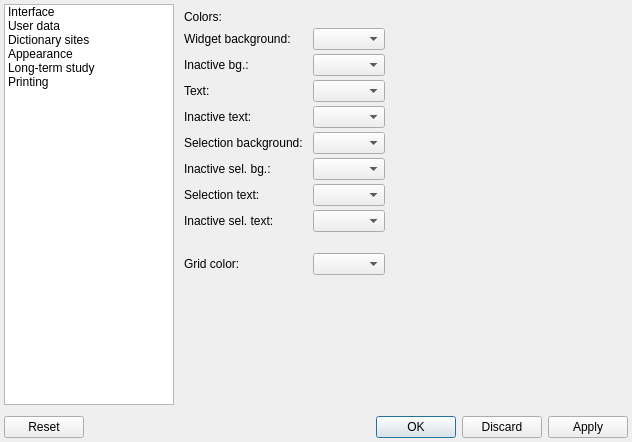
z1dev/zkanji, file settingsform.ui: the form before one commit.
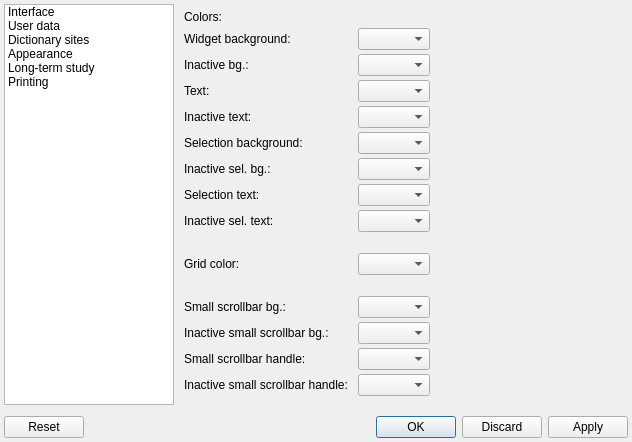
The form after the commit. The open tabs and pages were chosen to show the change. Icons and pictures are not drawn. Custom widgets are drawn as their Qt base class.

Commit message: * Applying colors to more elements of the user interface. * Added mini scrollbar colors in the settings. For now the defaults are the window and text colors, but this can be changed later for the system specific colors.

```diff
--- a/settingsform.ui
+++ b/settingsform.ui
@@ -228,7 +228,7 @@
              </sizepolicy>
             </property>
             <property name="currentIndex">
-             <number>10</number>
+             <number>9</number>
             </property>
             <widget class="QWidget" name="interfacePage">
              <property name="sizePolicy">
@@ -3182,6 +3182,22 @@
                 </property>
                </widget>
               </item>
+              <item row="9" column="1">
+               <spacer name="verticalSpacer_33">
+                <property name="orientation">
+                 <enum>Qt::Vertical</enum>
+                </property>
+                <property name="sizeType">
+                 <enum>QSizePolicy::Fixed</enum>
+                </property>
+                <property name="sizeHint" stdset="0">
+                 <size>
+                  <width>20</width>
+                  <height>13</height>
+                 </size>
+                </property>
+               </spacer>
+              </item>
               <item row="10" column="0">
                <widget class="QLabel" name="label_60">
                 <property name="text">
@@ -3199,8 +3215,8 @@
                 </property>
                </widget>
               </item>
-              <item row="9" column="1">
-               <spacer name="verticalSpacer_33">
+              <item row="11" column="1">
+               <spacer name="verticalSpacer_34">
                 <property name="orientation">
                  <enum>Qt::Vertical</enum>
                 </property>
@@ -3209,12 +3225,80 @@
                 </property>
                 <property name="sizeHint" stdset="0">
                  <size>
-                  <width>20</width>
+                  <width>13</width>
                   <height>13</height>
                  </size>
                 </property>
                </spacer>
               </item>
+              <item row="12" column="0">
+               <widget class="QLabel" name="label_143">
+                <property name="text">
+                 <string>Small scrollbar bg.:</string>
+                </property>
+               </widget>
+              </item>
+              <item row="12" column="1">
+               <widget class="ZColorComboBox" name="colScrollBgCBox">
+                <property name="sizePolicy">
+                 <sizepolicy hsizetype="Fixed" vsizetype="Fixed">
+                  <horstretch>0</horstretch>
+                  <verstretch>0</verstretch>
+                 </sizepolicy>
+                </property>
+               </widget>
+              </item>
+              <item row="13" column="0">
+               <widget class="QLabel" name="label_145">
+                <property name="text">
+                 <string>Inactive small scrollbar bg.:</string>
+                </property>
+               </widget>
+              </item>
+              <item row="13" column="1">
+               <widget class="ZColorComboBox" name="coliScrollBgCBox">
+                <property name="sizePolicy">
+                 <sizepolicy hsizetype="Fixed" vsizetype="Fixed">
+                  <horstretch>0</horstretch>
+                  <verstretch>0</verstretch>
+                 </sizepolicy>
+                </property>
+               </widget>
+              </item>
+              <item row="14" column="0">
+               <widget class="QLabel" name="label_144">
+                <property name="text">
+                 <string>Small scrollbar handle:</string>
+                </property>
+               </widget>
+              </item>
+              <item row="14" column="1">
+               <widget class="ZColorComboBox" name="colScrollCBox">
+                <property name="sizePolicy">
+                 <sizepolicy hsizetype="Fixed" vsizetype="Fixed">
+                  <horstretch>0</horstretch>
+                  <verstretch>0</verstretch>
+                 </sizepolicy>
+                </property>
+               </widget>
+              </item>
+              <item row="15" column="0">
+               <widget class="QLabel" name="label_146">
+                <property name="text">
+                 <string>Inactive small scrollbar handle:</string>
+                </property>
+               </widget>
+              </item>
+              <item row="15" column="1">
+               <widget class="ZColorComboBox" name="coliScrollCBox">
+                <property name="sizePolicy">
+                 <sizepolicy hsizetype="Fixed" vsizetype="Fixed">
+                  <horstretch>0</horstretch>
+                  <verstretch>0</verstretch>
+                 </sizepolicy>
+                </property>
+               </widget>
+              </item>
              </layout>
             </widget>
             <widget class="QWidget" name="wordColorsPage">
```
Left out of the diff: 3 changed lines with no effect on the pictures. The commit also changes 8 other files.
